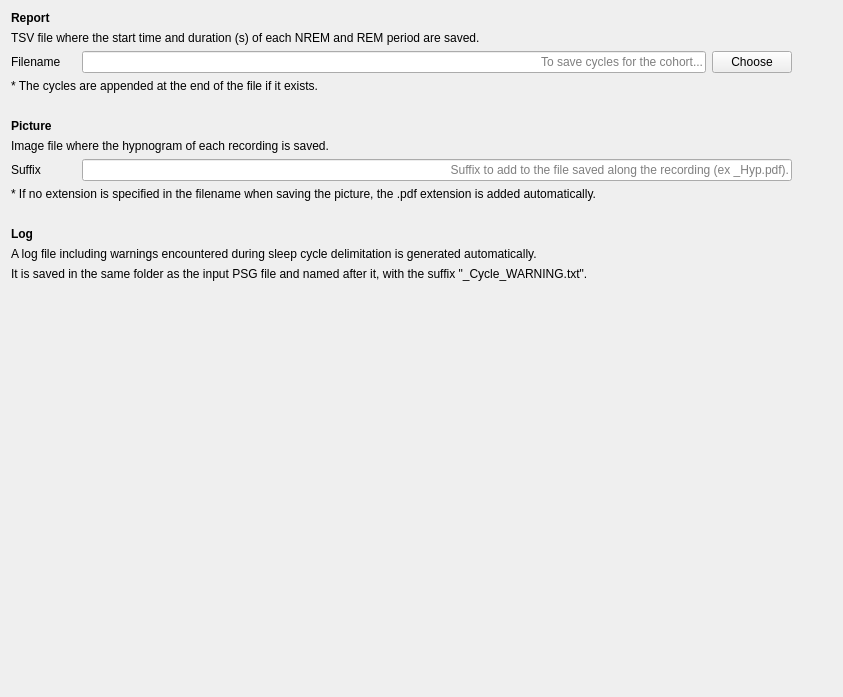
This is tools/CEAMSTools/SleepCycleExport/OutputFileStep/Ui_OutputFileStep.ui in SnoozToolbox/snooz-package-ceams as Qt 5 draws it before an edit. The edited form follows.
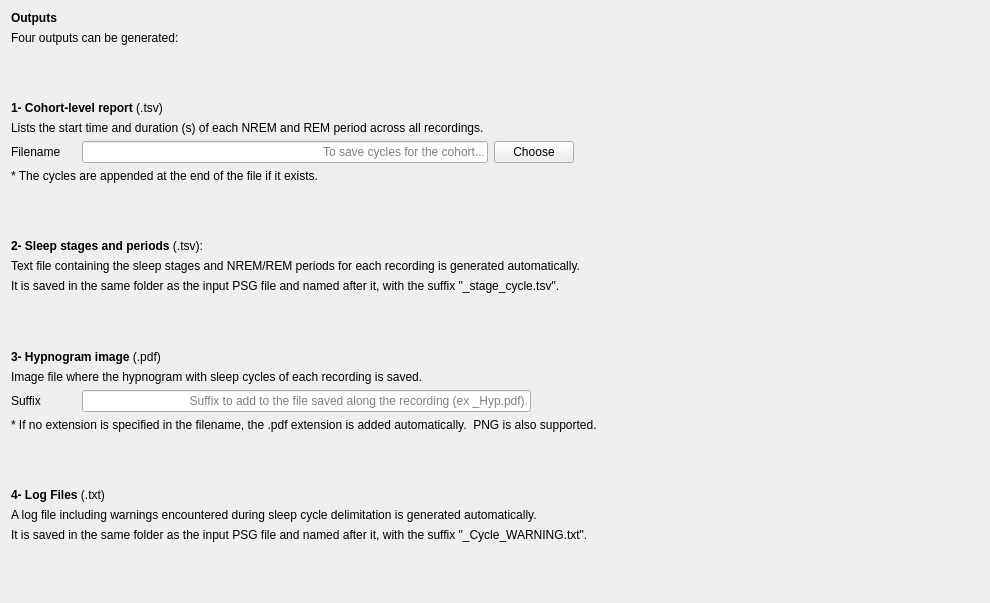
This is the edited form.

Commit message: Updated Intro and Output Steps UI.

```diff
--- a/tools/CEAMSTools/SleepCycleExport/OutputFileStep/Ui_OutputFileStep.ui
+++ b/tools/CEAMSTools/SleepCycleExport/OutputFileStep/Ui_OutputFileStep.ui
@@ -6,8 +6,8 @@
    <rect>
     <x>0</x>
     <y>0</y>
-    <width>843</width>
-    <height>697</height>
+    <width>990</width>
+    <height>603</height>
    </rect>
   </property>
   <property name="windowTitle">
@@ -17,6 +17,20 @@
    <string>font: 12pt &quot;Roboto&quot;;</string>
   </property>
   <layout class="QVBoxLayout" name="verticalLayout">
+   <item>
+    <widget class="QLabel" name="label_16">
+     <property name="text">
+      <string>&lt;html&gt;&lt;head/&gt;&lt;body&gt;&lt;p&gt;&lt;span style=&quot; font-weight:700;&quot;&gt;Outputs&lt;/span&gt;&lt;/p&gt;&lt;/body&gt;&lt;/html&gt;</string>
+     </property>
+    </widget>
+   </item>
+   <item>
+    <widget class="QLabel" name="label_15">
+     <property name="text">
+      <string>Four outputs can be generated:</string>
+     </property>
+    </widget>
+   </item>
    <item>
     <spacer name="verticalSpacer_3">
      <property name="orientation">
@@ -33,14 +47,14 @@
    <item>
     <widget class="QLabel" name="label_6">
      <property name="text">
-      <string>&lt;html&gt;&lt;head/&gt;&lt;body&gt;&lt;p&gt;&lt;span style=&quot; font-weight:700;&quot;&gt;Report&lt;/span&gt;&lt;/p&gt;&lt;/body&gt;&lt;/html&gt;</string>
+      <string>&lt;html&gt;&lt;head/&gt;&lt;body&gt;&lt;p&gt;&lt;span style=&quot; font-weight:700;&quot;&gt;1- Cohort-level report &lt;/span&gt;(.tsv)&lt;/p&gt;&lt;/body&gt;&lt;/html&gt;</string>
      </property>
     </widget>
    </item>
    <item>
     <widget class="QLabel" name="label_2">
      <property name="text">
-      <string>TSV file where the start time and duration (s) of each NREM and REM period are saved.</string>
+      <string>Lists the start time and duration (s) of each NREM and REM period across all recordings.</string>
      </property>
     </widget>
    </item>
@@ -85,7 +99,7 @@
         <enum>Qt::Orientation::Horizontal</enum>
        </property>
        <property name="sizeType">
-        <enum>QSizePolicy::Policy::Fixed</enum>
+        <enum>QSizePolicy::Policy::Expanding</enum>
        </property>
        <property name="sizeHint" stdset="0">
         <size>
@@ -110,7 +124,44 @@
       <enum>Qt::Orientation::Vertical</enum>
      </property>
      <property name="sizeType">
-      <enum>QSizePolicy::Policy::Fixed</enum>
+      <enum>QSizePolicy::Policy::Expanding</enum>
+     </property>
+     <property name="sizeHint" stdset="0">
+      <size>
+       <width>20</width>
+       <height>20</height>
+      </size>
+     </property>
+    </spacer>
+   </item>
+   <item>
+    <widget class="QLabel" name="label_11">
+     <property name="text">
+      <string>&lt;html&gt;&lt;head/&gt;&lt;body&gt;&lt;p&gt;&lt;span style=&quot; font-weight:700;&quot;&gt;2- Sleep stages and periods&lt;/span&gt; (.tsv):&lt;/p&gt;&lt;/body&gt;&lt;/html&gt;</string>
+     </property>
+    </widget>
+   </item>
+   <item>
+    <widget class="QLabel" name="label_13">
+     <property name="text">
+      <string>Text file containing the sleep stages and NREM/REM periods for each recording is generated automatically. </string>
+     </property>
+    </widget>
+   </item>
+   <item>
+    <widget class="QLabel" name="label_14">
+     <property name="text">
+      <string>It is saved in the same folder as the input PSG file and named after it, with the suffix &quot;_stage_cycle.tsv&quot;.</string>
+     </property>
+    </widget>
+   </item>
+   <item>
+    <spacer name="verticalSpacer_2">
+     <property name="orientation">
+      <enum>Qt::Orientation::Vertical</enum>
+     </property>
+     <property name="sizeType">
+      <enum>QSizePolicy::Policy::Expanding</enum>
      </property>
      <property name="sizeHint" stdset="0">
       <size>
@@ -123,14 +174,14 @@
    <item>
     <widget class="QLabel" name="label_7">
      <property name="text">
-      <string>&lt;html&gt;&lt;head/&gt;&lt;body&gt;&lt;p&gt;&lt;span style=&quot; font-weight:700;&quot;&gt;Picture&lt;/span&gt;&lt;/p&gt;&lt;/body&gt;&lt;/html&gt;</string>
+      <string>&lt;html&gt;&lt;head/&gt;&lt;body&gt;&lt;p&gt;&lt;span style=&quot; font-weight:700;&quot;&gt;3- Hypnogram image &lt;/span&gt;(.pdf)&lt;/p&gt;&lt;/body&gt;&lt;/html&gt;</string>
      </property>
     </widget>
    </item>
    <item>
     <widget class="QLabel" name="label_3">
      <property name="text">
-      <string>Image file where the hypnogram of each recording is saved.</string>
+      <string>Image file where the hypnogram with sleep cycles of each recording is saved.</string>
      </property>
     </widget>
    </item>
@@ -165,7 +216,7 @@
         <enum>Qt::Orientation::Horizontal</enum>
        </property>
        <property name="sizeType">
-        <enum>QSizePolicy::Policy::Fixed</enum>
+        <enum>QSizePolicy::Policy::Expanding</enum>
        </property>
        <property name="sizeHint" stdset="0">
         <size>
@@ -180,7 +231,7 @@
    <item>
     <widget class="QLabel" name="label_9">
      <property name="text">
-      <string>* If no extension is specified in the filename when saving the picture, the .pdf extension is added automatically.</string>
+      <string>* If no extension is specified in the filename, the .pdf extension is added automatically.  PNG is also supported.</string>
      </property>
     </widget>
    </item>
@@ -190,7 +241,7 @@
       <enum>Qt::Orientation::Vertical</enum>
      </property>
      <property name="sizeType">
-      <enum>QSizePolicy::Policy::Fixed</enum>
+      <enum>QSizePolicy::Policy::Expanding</enum>
      </property>
      <property name="sizeHint" stdset="0">
       <size>
@@ -203,7 +254,7 @@
    <item>
     <widget class="QLabel" name="label_8">
      <property name="text">
-      <string>&lt;html&gt;&lt;head/&gt;&lt;body&gt;&lt;p&gt;&lt;span style=&quot; font-weight:700;&quot;&gt;Log&lt;/span&gt;&lt;/p&gt;&lt;/body&gt;&lt;/html&gt;</string>
+      <string>&lt;html&gt;&lt;head/&gt;&lt;body&gt;&lt;p&gt;&lt;span style=&quot; font-weight:700;&quot;&gt;4- Log Files &lt;/span&gt;(.txt)&lt;/p&gt;&lt;/body&gt;&lt;/html&gt;</string>
      </property>
     </widget>
    </item>
@@ -226,10 +277,13 @@
      <property name="orientation">
       <enum>Qt::Orientation::Vertical</enum>
      </property>
+     <property name="sizeType">
+      <enum>QSizePolicy::Policy::MinimumExpanding</enum>
+     </property>
      <property name="sizeHint" stdset="0">
       <size>
        <width>20</width>
-       <height>555</height>
+       <height>20</height>
       </size>
      </property>
     </spacer>
```
The commit also changes 3 other files.
